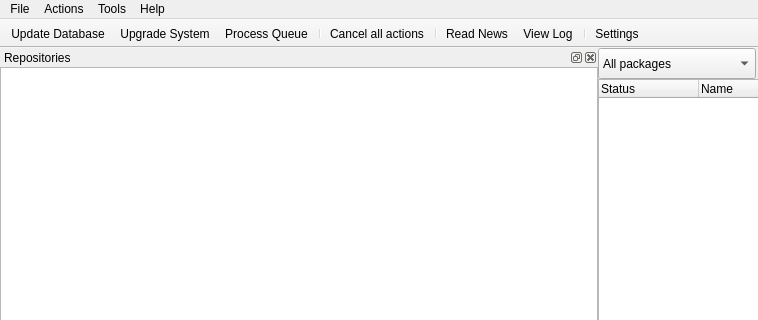
First picture: the form in trunk/shaman/ui/MainWindow.ui, repository drf/shaman1, before the edit; both pictures show x 0 to 758 and y 0 to 320 of the 1195 by 722 pixel window.
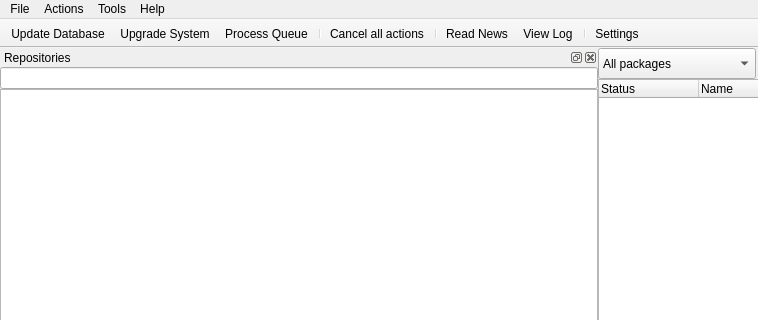
Second picture: the form after the edit. Icons and pictures are not drawn.

Patch:
```diff
--- a/trunk/shaman/ui/MainWindow.ui
+++ b/trunk/shaman/ui/MainWindow.ui
@@ -32,9 +32,9 @@
    <property name="geometry" >
     <rect>
      <x>0</x>
-     <y>71</y>
+     <y>68</y>
      <width>1195</width>
-     <height>627</height>
+     <height>630</height>
     </rect>
    </property>
    <layout class="QGridLayout" >
@@ -213,12 +213,15 @@
          <x>2</x>
          <y>22</y>
          <width>311</width>
-         <height>595</height>
+         <height>598</height>
         </rect>
        </property>
        <layout class="QGridLayout" >
         <item row="0" column="0" >
          <layout class="QVBoxLayout" >
+          <item>
+           <widget class="QLineEdit" name="refineRepoEdit" />
+          </item>
           <item>
            <widget class="QListWidget" name="repoList" >
             <property name="sizePolicy" >
```
Left out of the diff: 4 changed lines with no effect on the pictures.
